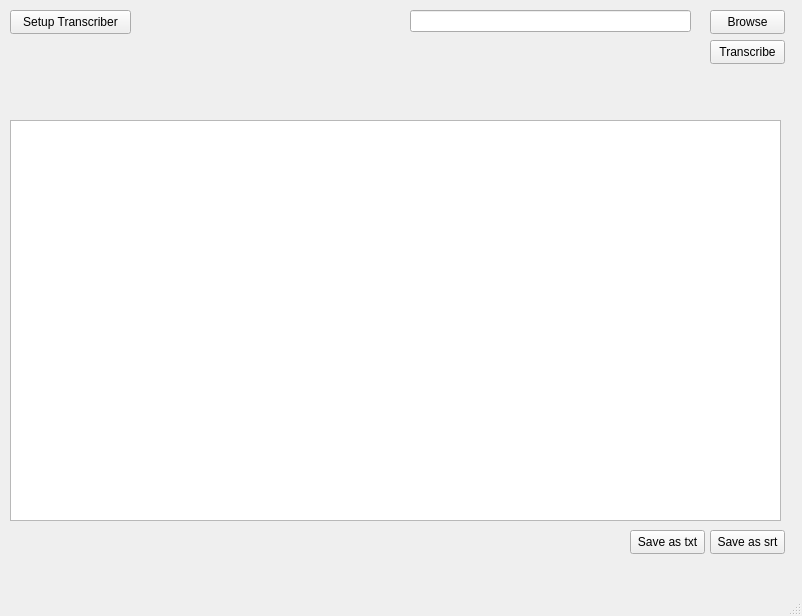
Old version of the form src/ui/views/mainPage.ui in the repository IsmailKefokeris/EasyTranscriber.
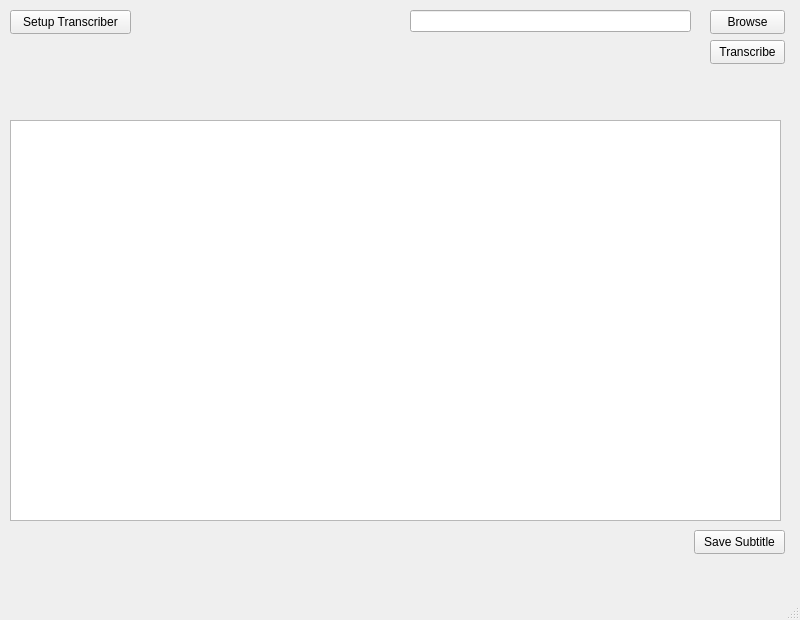
New version of the form.

The edit to the form file:
```diff
--- a/src/ui/views/mainPage.ui
+++ b/src/ui/views/mainPage.ui
@@ -6,10 +6,22 @@
    <rect>
     <x>0</x>
     <y>0</y>
-    <width>802</width>
-    <height>616</height>
+    <width>800</width>
+    <height>620</height>
    </rect>
   </property>
+  <property name="minimumSize">
+   <size>
+    <width>800</width>
+    <height>620</height>
+   </size>
+  </property>
+  <property name="maximumSize">
+   <size>
+    <width>800</width>
+    <height>620</height>
+   </size>
+  </property>
   <property name="windowTitle">
    <string>MainWindow</string>
   </property>
@@ -66,27 +78,14 @@
    <widget class="QPushButton" name="saveSRTBtn">
     <property name="geometry">
      <rect>
-      <x>710</x>
+      <x>694</x>
       <y>530</y>
-      <width>75</width>
+      <width>91</width>
       <height>24</height>
      </rect>
     </property>
     <property name="text">
-     <string>Save as srt</string>
-    </property>
-   </widget>
-   <widget class="QPushButton" name="saveTXTBtn">
-    <property name="geometry">
-     <rect>
-      <x>630</x>
-      <y>530</y>
-      <width>75</width>
-      <height>24</height>
-     </rect>
-    </property>
-    <property name="text">
-     <string>Save as txt</string>
+     <string>Save Subtitle</string>
     </property>
    </widget>
    <widget class="QPushButton" name="setupBtn">
```
Left out of the diff: 8 changed lines with no effect on the pictures.
